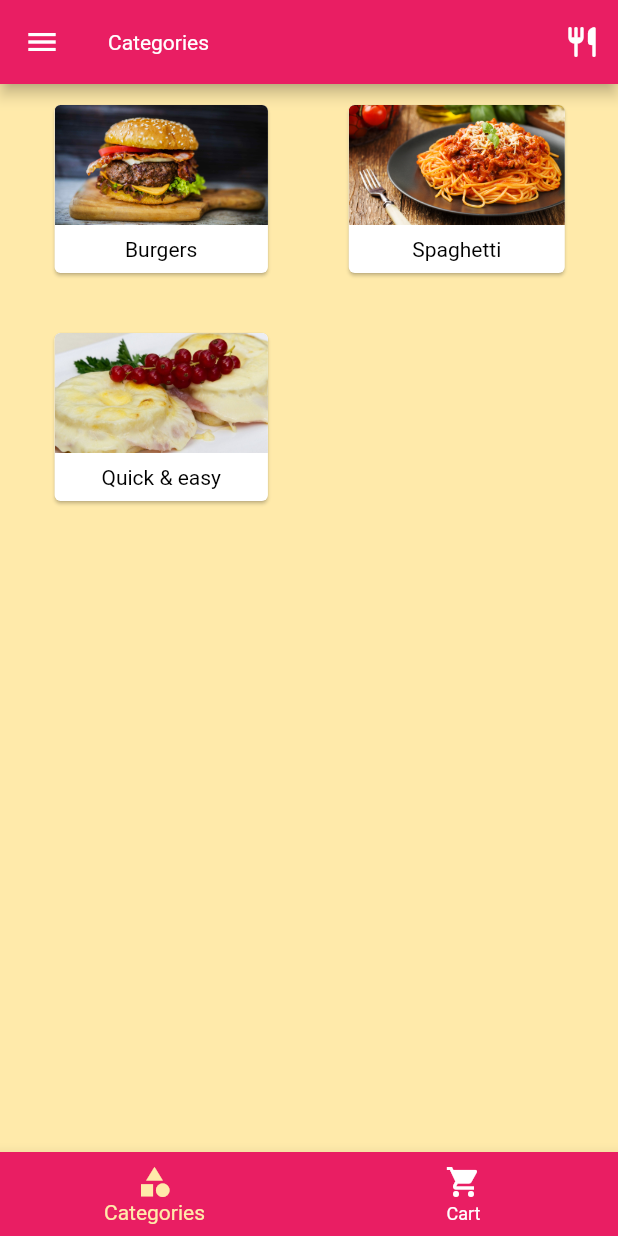
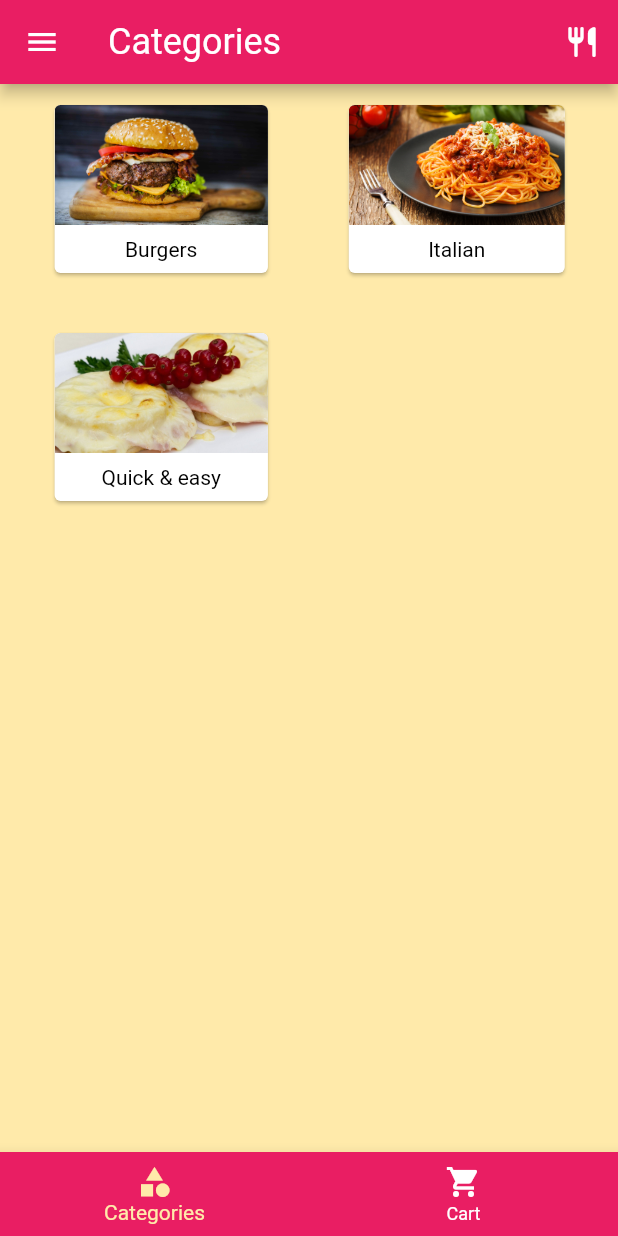
Before and after one commit to Brmjha-Trainee/meal-app, a Flutter app: the screen it shows after launch, after a tap on "LOGIN", on a phone screen of 412 x 824 dp. Run offline on Flutter 3.47's test engine with Material 2 defaults, Android fonts, the phone set to English and light mode, and no system bars; network calls fail.

Commit message:
last edits

```diff
--- a/lib/main.dart
+++ b/lib/main.dart
@@ -12,7 +12,6 @@ class MyApp extends StatelessWidget {
   @override
   Widget build(BuildContext context) {
     return MaterialApp(
-      title: 'Flutter Demo',
       debugShowCheckedModeBanner: false,
       theme: theme(),
       home: const SignInPage(),
--- a/lib/screens/Cart.dart
+++ b/lib/screens/Cart.dart
@@ -15,7 +15,6 @@ class _CartState extends State<Cart> {
     return Scaffold(
       appBar: AppBar(
         title: const Text('Cart'),
-        backgroundColor: pink,
         actions: [
           IconButton(
               onPressed: () {}, icon: const Icon(Icons.restaurant_rounded))
--- a/lib/screens/home_page.dart
+++ b/lib/screens/home_page.dart
@@ -1,7 +1,6 @@
 import 'package:flutter/material.dart';
 import 'package:meal_app/screens/meals.dart';
 import 'package:meal_app/utils/main_drawer.dart';
-import 'package:meal_app/utils/constant.dart';
 import 'package:meal_app/utils/photo_items.dart';
 
 class HomePage extends StatefulWidget {
@@ -14,8 +13,7 @@ class HomePage extends StatefulWidget {
 class _HomePageState extends State<HomePage> {
   List<PhotoItem> imgList = [
     PhotoItem('images/burger.jpg', 'Burgers', 'Grilled beef burger'),
-    PhotoItem(
-        'images/spaghetti.jpg', 'Spaghetti', 'Spaghetti with tomato sauce'),
+    PhotoItem('images/spaghetti.jpg', 'Italian', 'Spaghetti with tomato sauce'),
     PhotoItem('images/toast.jpg', 'Quick & easy', 'Toast Hawaii'),
   ];
   @override
@@ -25,7 +23,6 @@ class _HomePageState extends State<HomePage> {
         title: const Text(
           'Categories',
         ),
-        backgroundColor: pink,
         actions: [
           IconButton(
               onPressed: () {}, icon: const Icon(Icons.restaurant_rounded))
--- a/lib/screens/meals.dart
+++ b/lib/screens/meals.dart
@@ -12,7 +12,7 @@ class MealScreen extends StatelessWidget {
     List<PhotoItem> imgList = [
       PhotoItem('images/burger.jpg', 'Burgers', 'Grilled beef burger'),
       PhotoItem(
-          'images/spaghetti.jpg', 'Spaghetti', 'Spaghetti with tomato sauce'),
+          'images/spaghetti.jpg', 'Italian', 'Spaghetti with tomato sauce'),
       PhotoItem('images/toast.jpg', 'Quick & easy', 'Toast Hawaii'),
     ];
     return Scaffold(
--- a/lib/screens/one_meal.dart
+++ b/lib/screens/one_meal.dart
@@ -1,7 +1,5 @@
 import 'package:flutter/material.dart';
 import 'package:meal_app/screens/cart.dart';
-
-import '../utils/constant.dart';
 
 var isPressed = false;
 List<String> steps = ['cut', 'Boil', ' ', '', '', ''];
@@ -13,13 +11,10 @@ List<String> ingredients = [
   'Cheese (optional)'
 ];
 
-
-
 class OneMeal extends StatefulWidget {
   const OneMeal({
     Key? key,
   }) : super(key: key);
-
 
   @override
   _OneMealState createState() => _OneMealState();
@@ -57,7 +52,6 @@ class _OneMealState extends State<OneMeal> {
     return Scaffold(
       appBar: AppBar(
         title: const Text('Spaghetti with Tomato Sauce'),
-        backgroundColor: pink,
         leading: IconButton(
             onPressed: () {
               Navigator.pop(context);
--- a/lib/screens/sign_in_page.dart
+++ b/lib/screens/sign_in_page.dart
@@ -177,7 +177,7 @@ class _SignInPageState extends State<SignInPage> {
                         ),
                         ElevatedButton(
                           onPressed: () {
-                            //TODO DO SOMETHING
+                            //TODO
                           },
                           style: ButtonStyle(
                             shape: MaterialStateProperty.all<
--- a/lib/utils/Bottom_Navigation.dart
+++ b/lib/utils/Bottom_Navigation.dart
@@ -1,6 +1,4 @@
 import 'package:flutter/material.dart';
-import 'package:meal_app/utils/constant.dart';
-
 import '../screens/cart.dart';
 import '../screens/home_page.dart';
 
@@ -27,9 +25,6 @@ class _BottomNState extends State<BottomN> {
         bottomNavigationBar: BottomNavigationBar(
           currentIndex: currentIndex,
           onTap: (index) => setState(() => currentIndex = index),
-          backgroundColor: pink,
-          selectedItemColor: yellow,
-          unselectedItemColor: white,
           items: const [
             BottomNavigationBarItem(
               icon: Icon(Icons.category),
--- a/lib/utils/constant.dart
+++ b/lib/utils/constant.dart
@@ -9,15 +9,45 @@ const grey = Color(0xFF424242);
 ThemeData theme() {
   return ThemeData(
     scaffoldBackgroundColor: yellow,
+    primarySwatch: Colors.pink,
     textTheme: textTheme(),
-    drawerTheme: const DrawerThemeData(
-      backgroundColor: yellow,
+    drawerTheme: drawerTheme(),
+    appBarTheme: appBarTheme(),
+    bottomNavigationBarTheme: bottomNavigationBarThemeData(),
+  );
+}
+
+BottomNavigationBarThemeData bottomNavigationBarThemeData() {
+  return const BottomNavigationBarThemeData(
+    backgroundColor: pink,
+    selectedItemColor: yellow,
+    unselectedItemColor: white,
+  );
+}
+
+DrawerThemeData drawerTheme() {
+  return const DrawerThemeData(
+    backgroundColor: yellow,
+  );
+}
+
+AppBarTheme appBarTheme() {
+  return const AppBarTheme(
+    titleTextStyle: TextStyle(
+      color: white,
+      // fontWeight: FontWeight.bold,
+      fontSize: 24,
     ),
   );
 }
 
 TextTheme textTheme() {
   return const TextTheme(
+//There are 6 headlines (headline1 to headline6)
+//and they are the largest text to put on the screen.
+// They should be reserved for short and important texts such as:
+    //      titles
+    //      numerals
     headline1: TextStyle(
       color: Colors.black,
       fontWeight: FontWeight.bold,
@@ -48,6 +78,9 @@ TextTheme textTheme() {
       fontWeight: FontWeight.normal,
       fontSize: 14,
     ),
+// There are 2 body types (bodyText1 and bodyText2).
+// They are smaller than subtitles
+// should typically be used for longer texts, such as description.
     bodyText1: TextStyle(
       color: Colors.black,
       fontWeight: FontWeight.normal,
```
Also changed, not shown: 24 other files.
